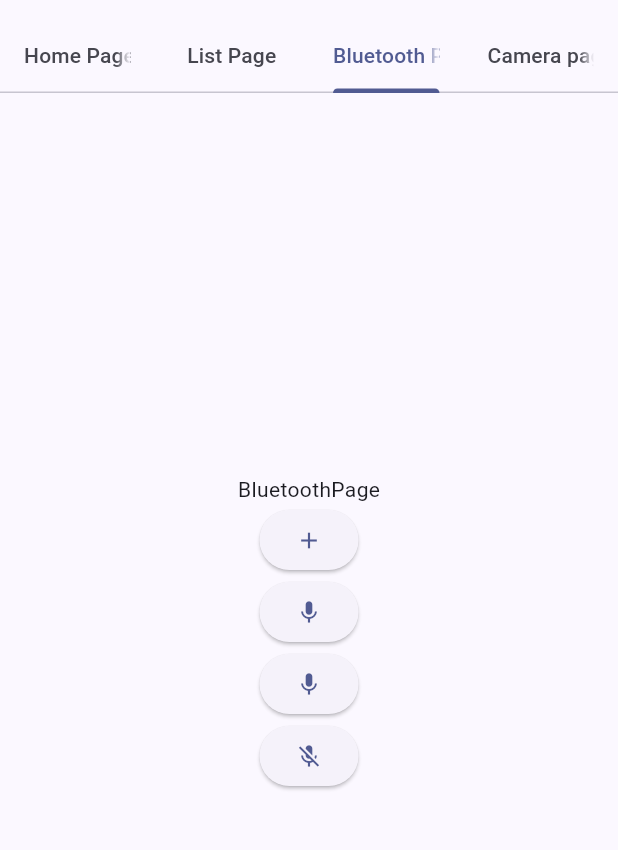
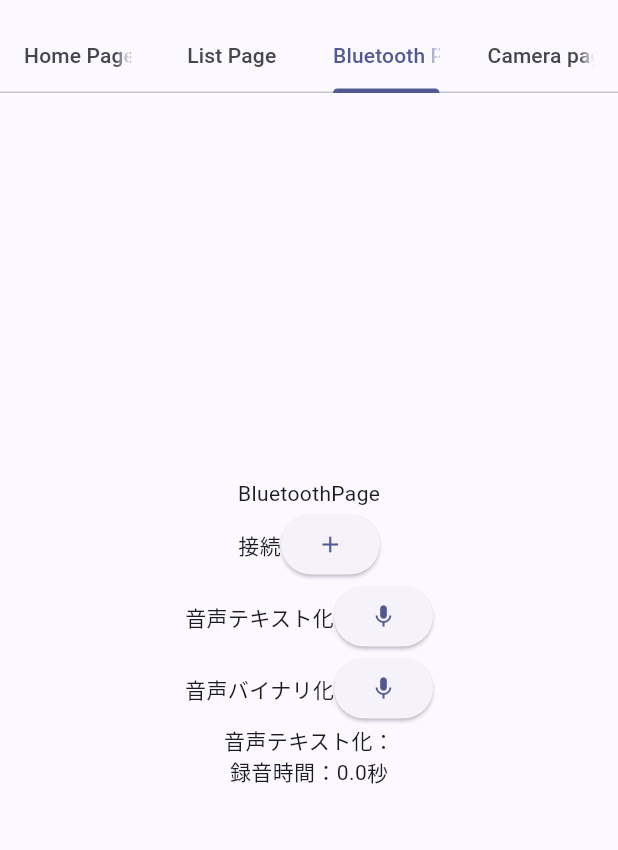
Before and after one commit to TakafumiIida/flutter_sample_project, a Flutter app: the screen it shows after launch, tab 4 chosen, on a phone screen of 412 x 824 dp, the part 63-913 px from its top. Run offline on Flutter 3.47's test engine with Material 2 defaults, Android fonts, the phone set to English and light mode, and no system bars; our stand-ins replace camera, flutter_bluetooth_serial, permission_handler, speech_to_text; missing offline and left inert: audio_session, audio_streamer.

Commit message:
fix Bluetooth microphone available

```diff
--- a/lib/bluetooth_page.dart
+++ b/lib/bluetooth_page.dart
@@ -2,48 +2,89 @@ import 'dart:async';
 import 'dart:typed_data';
 import 'package:flutter/material.dart';
 import 'package:flutter/services.dart';
-//import 'package:flutter_blue/flutter_blue.dart';
 
 import 'package:flutter_bluetooth_serial/flutter_bluetooth_serial.dart';
-import 'package:flutter_audio_capture/flutter_audio_capture.dart';
 import 'package:audio_session/audio_session.dart';
 import 'package:speech_to_text/speech_to_text.dart' as stt;
-import 'package:speech_to_text/speech_recognition_error.dart';
-import 'package:speech_to_text/speech_recognition_result.dart';
+//import 'package:speech_to_text/speech_recognition_error.dart';
+//import 'package:speech_to_text/speech_recognition_result.dart';
 import 'package:audio_streamer/audio_streamer.dart';
 
-class BluetoothPage extends StatelessWidget{
+class BluetoothPage extends StatefulWidget{
   BluetoothPage({super.key});
-  FlutterAudioCapture audioPlugin = new FlutterAudioCapture();
+
+  @override
+  BluetoothPageState createState() =>  BluetoothPageState();
+}
+
+class BluetoothPageState extends State<BluetoothPage> {
   stt.SpeechToText speech = stt.SpeechToText();
   final streamer = AudioStreamer();
   int? sampleRate;
   bool isRecording = false;
   List<double> audio = [];
   List<double>? latestBuffer;
-  double? recordingTime;
+  double recordingTime = 0;
   StreamSubscription<List<double>>? audioSubscription;
+  String speechToText = "";
 
-  void input(Uint8List data){
-    print("★★★★★★input★★★★★★★★★★");
-    print(data);
-  }
-
-  void stop(){
-    print("stop");
-    speech.stop();
-  }
-
-  void resultListener(SpeechRecognitionResult result) {
-    print("resultListener");
-  }
-
-  void errorListener(SpeechRecognitionError error) {
-    print("errorListener");
-  }
-
-  void statusListener(String status) {
-    print("status:$status");
+  @override
+  Widget build(BuildContext context) {
+    return Scaffold(
+      body: Center(
+          child: Column(
+              mainAxisAlignment: MainAxisAlignment.center,
+              children: <Widget>[
+                const Text("BluetoothPage"),
+                //Bluetooth接続
+                Row(
+                    mainAxisAlignment: MainAxisAlignment.center,
+                    children:[
+                      Text("接続"),
+                      ElevatedButton(
+                        onPressed: onPressed,
+                        child: const Icon(Icons.add)
+                      )
+                    ]
+                ),
+                //音声テキスト変換
+                Row(
+                  mainAxisAlignment: MainAxisAlignment.center,
+                  children:[
+                    Text("音声テキスト化"),
+                    ElevatedButton(
+                    onPressed: speak,
+                    child: const Icon(Icons.mic)),
+                  ]
+                ),
+                //音声バイナリ化ボタン
+                Row(
+                  mainAxisAlignment: MainAxisAlignment.center,
+                  children: [
+                    Text("音声バイナリ化"),
+                    ElevatedButton(
+                      onPressed: isRecording ? onStop : onStart,
+                      child: isRecording ? const Icon(Icons.mic_off) : const Icon(Icons.mic)),
+                    ]
+                ),
+                Row(
+                  mainAxisAlignment: MainAxisAlignment.center,
+                  children:[
+                    Text("音声テキスト化："),
+                    Text(speechToText)
+                  ]
+                ),
+                Row(
+                  mainAxisAlignment: MainAxisAlignment.center,
+                  children:[
+                    Text("録音時間：$recordingTime"),
+                    Text("秒"),
+                  ]
+                )
+              ]
+          )
+      ),
+    );
   }
 
   void onPressed() async {
@@ -89,93 +130,72 @@ class BluetoothPage extends StatelessWidget{
     debugPrint("onPressed end");
   }
 
-  void onSpeechStart() async{
-    print("onSpeech Start");
-    await audioPlugin.start(onSpeechListen, onError, sampleRate: 16000, bufferSize: 3000);
-  }
-
-  void onSpeechListen(dynamic obj) {
-    print("listen start");
-    var buffer = Float64List.fromList(obj.cast<double>());
-    print(buffer);
-  }
-
-  void onError(Object e) {
-    print("onError:$e");
-  }
-
-  void onSpeechStop() async {
-    print("onSpeech End");
-    await audioPlugin.stop();
-    speech.stop();
+  // ボタンイベント取得
+  void input(Uint8List data){
+    print("★★★★★★input★★★★★★★★★★");
+    print(data);
   }
 
   //音声テキスト変換
   void speak() async {
-    bool available = await speech.initialize(onError: onError, onStatus: statusListener);
+    bool available = await speech.initialize(
+        onStatus: (status) {
+          print("status:$status");
+        },
+        onError: (error) {
+          print("onError:$error");
+        });
+
+    speechToText = "";
+
     if(available) {
       print("available");
       await speech.listen(onResult: (result) {
         print("speech listen:${result.recognizedWords}");
+        setState(() {
+          if(result.recognizedWords.length > 0) {
+            speechToText += result.recognizedWords;
+          }
+        });
       });
     } else {
       print("not available");
     }
   }
 
-  void onAudio(List<double> buffer) async {
+  //音声バイナリ化
+  void onAudio(List<double> buffer) async{
     print("onAudio");
     audio.addAll(buffer);
     sampleRate ??= await AudioStreamer().actualSampleRate;
     recordingTime = audio.length / sampleRate!;
-    latestBuffer = buffer;
-    print(buffer);
+
+    setState(() {
+      latestBuffer = buffer;
+      print("recordingTime:$recordingTime");
+      print("audio.length:${audio.length}");
+    });
+  }
+
+  void onStart() {
+    try{
+      AudioStreamer().sampleRate = 22100;
+      audioSubscription = AudioStreamer().audioStream.listen(onAudio, onError: handleError);
+    } catch(error) {
+      print("error:$error");
+    }
+    setState(() => isRecording = true);
   }
 
   void onStop() async {
+    print("onStop");
     audioSubscription?.cancel();
-    isRecording = false;
+
+    setState(()=> isRecording = false);
   }
 
-  void handleError(PlatformException error) {
-    print(error);
+  void handleError(Object obj) {
+    print("error:$obj");
   }
 
-  @override
-  Widget build(BuildContext context) {
-    return Scaffold(
-      body: Center(
-          child: Column(
-            mainAxisAlignment: MainAxisAlignment.center,
-            children: <Widget>[
-              const Text("BluetoothPage"),
-              //Bluetooth接続
-              ElevatedButton(
-                  onPressed: onPressed,
-                  child: const Icon(Icons.add)
-              ),
-              //音声テキスト変換
-              ElevatedButton(
-                  onPressed: speak,
-                  child: const Icon(Icons.mic)),
-              //音声バイナリ化Start
-              ElevatedButton(
-                  onPressed: ()async{
-                    try{
-                      AudioStreamer().sampleRate = 22100;
-                      audioSubscription = AudioStreamer().audioStream.listen(onAudio, onError: handleError);
-                    } catch(error) {
-                      print("error:$error");
-                    }
-                  },
-                child: const Icon(Icons.mic)),
-              //音声バイナリ化Stop
-              ElevatedButton(
-                  onPressed: onStop,
-                  child: const Icon(Icons.mic_off))
-          ]
-       )
-     ),
-    );
-  }
 }
--- a/lib/main.dart
+++ b/lib/main.dart
@@ -6,6 +6,8 @@ import 'package:camera/camera.dart';
 import 'list_page.dart'; //別ファイルになる場合はimport必要
 import 'bluetooth_page.dart';
 import 'camera_page.dart';
+
+import 'package:flutter_localizations/flutter_localizations.dart';
 
 void main() {
   if(Platform.isAndroid) {
@@ -47,6 +49,14 @@ class MyApp extends StatelessWidget {
         colorScheme: ColorScheme.fromSeed(seedColor: Colors.indigoAccent),
         useMaterial3: true,
       ),
+      localizationsDelegates: const [
+        GlobalMaterialLocalizations.delegate,
+        GlobalWidgetsLocalizations.delegate,
+        GlobalCupertinoLocalizations.delegate,
+      ],
+      supportedLocales: const [
+        Locale("ja", "JP"),
+      ],
       home: DefaultTabController(
         length:4,
         child: Scaffold(
--- a/pubspec.yaml
+++ b/pubspec.yaml
@@ -30,7 +30,8 @@ environment:
 dependencies:
   flutter:
     sdk: flutter
-
+  flutter_localizations:
+    sdk: flutter
 
   # The following adds the Cupertino Icons font to your application.
   # Use with the CupertinoIcons class for iOS style icons.
@@ -41,7 +42,6 @@ dependencies:
   path: ^1.8.3
   flutter_blue: ^0.8.0
   flutter_bluetooth_serial: ^0.4.0
-  flutter_audio_capture: ^1.1.6
   audio_session: ^0.1.16
   speech_to_text: ^6.3.0
   audio_streamer: ^4.0.0
```
Also changed, not shown: pubspec.lock, 1 other file.
